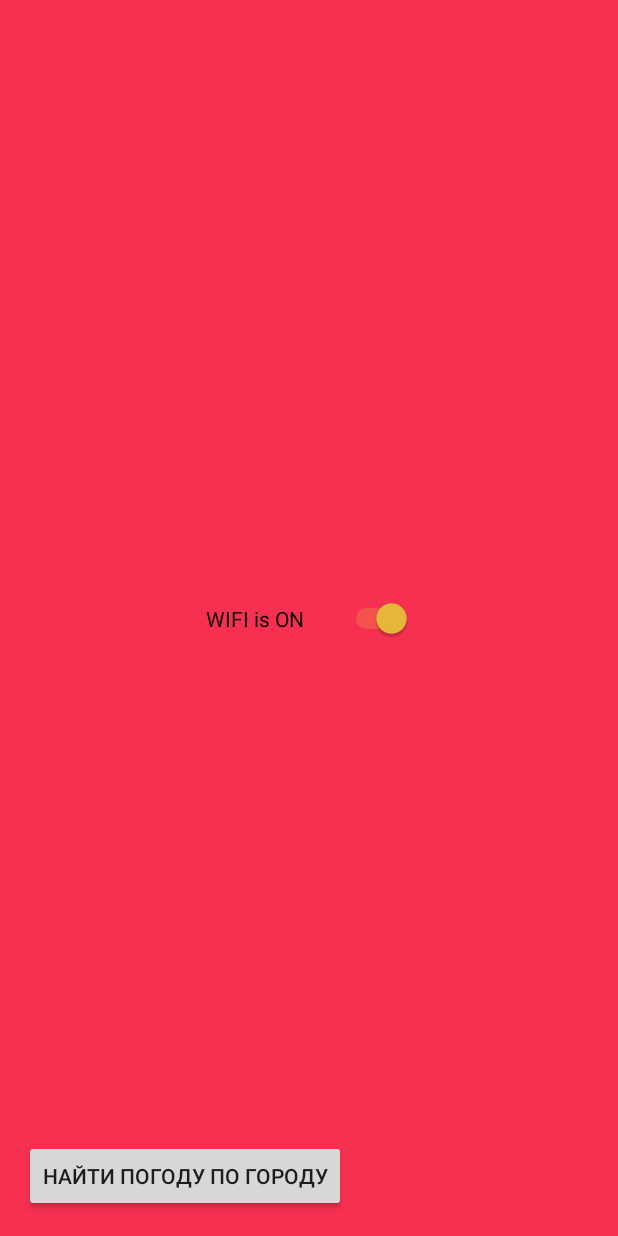
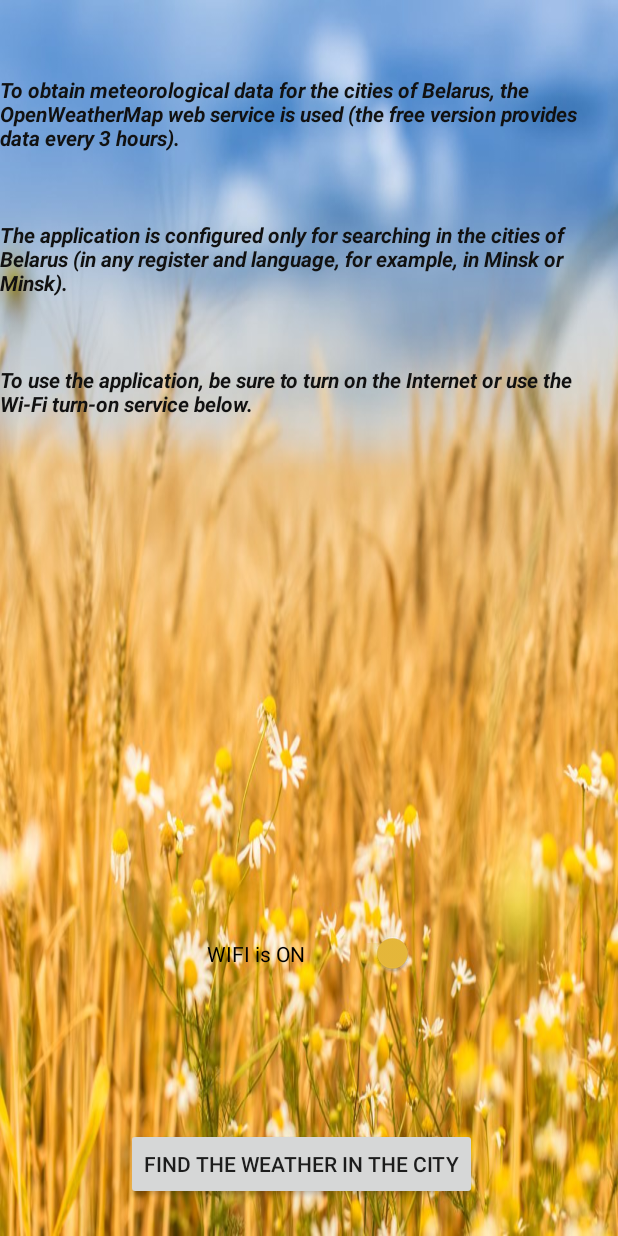
Before and after one commit to Davydouski-Dmitry/WeatherBelarus, an Android app: the WiFiStart screen opened directly, with no data from a screen before it, on a phone screen of 412 x 824 dp. Run offline under Robolectric (Android 15) with nearby library versions, the phone set to English and light mode, and no system bars.

Commit message:
Улучшена визуализация всех Activity приложения.

```diff
--- a/app/src/main/res/layout/activity_start.xml
+++ b/app/src/main/res/layout/activity_start.xml
@@ -12,7 +12,7 @@
         android:layout_width="wrap_content"
         android:layout_height="wrap_content"
         android:layout_marginTop="488dp"
-        android:text="Перейти к работе с приложением"
+        android:text="@string/start_button"
         app:layout_constraintEnd_toEndOf="parent"
         app:layout_constraintStart_toStartOf="parent"
         app:layout_constraintTop_toTopOf="parent"
@@ -24,7 +24,8 @@
         android:layout_height="wrap_content"
         android:layout_marginEnd="84dp"
         android:layout_marginTop="94dp"
-        android:text="Погода в Беларуси"
+        android:text="@string/start_text"
+        android:textStyle="bold"
         android:textAppearance="@style/TextAppearance.AppCompat.Large"
         android:textColor="#111111"
         app:layout_constraintEnd_toEndOf="parent"
--- a/app/src/main/res/layout/activity_wifi.xml
+++ b/app/src/main/res/layout/activity_wifi.xml
@@ -4,7 +4,7 @@
     xmlns:tools="http://schemas.android.com/tools"
     android:layout_width="match_parent"
     android:layout_height="match_parent"
-    android:background="#f53051"
+    android:background="@drawable/colos"
     tools:context=".WiFiStart">
 
 
@@ -12,9 +12,9 @@
         android:id="@+id/butnHW5"
         android:layout_width="wrap_content"
         android:layout_height="wrap_content"
-        android:layout_marginBottom="16dp"
-        android:layout_marginStart="16dp"
-        android:text="Найти погоду по городу"
+        android:layout_marginBottom="24dp"
+        android:layout_marginStart="84dp"
+        android:text="@string/start_text_wifi"
         app:layout_constraintBottom_toBottomOf="parent"
         app:layout_constraintStart_toStartOf="parent" />
 
@@ -25,7 +25,43 @@
         android:text="WIFI is OFF"
         app:layout_constraintBottom_toBottomOf="parent"
         app:layout_constraintEnd_toEndOf="parent"
+        app:layout_constraintHorizontal_bias="0.502"
+        app:layout_constraintStart_toStartOf="parent"
+        app:layout_constraintTop_toTopOf="parent"
+        app:layout_constraintVertical_bias="0.791" />
+
+    <TextView
+        android:id="@+id/textView3"
+        android:layout_width="wrap_content"
+        android:layout_height="wrap_content"
+        android:layout_marginTop="50dp"
+        android:text="@string/base_text1"
+        android:textStyle="bold|italic"
+        android:textColor="#111111"
+        app:layout_constraintEnd_toEndOf="parent"
         app:layout_constraintStart_toStartOf="parent"
         app:layout_constraintTop_toTopOf="parent" />
 
+    <TextView
+        android:id="@+id/textView4"
+        android:layout_width="wrap_content"
+        android:layout_height="wrap_content"
+        android:layout_marginTop="45dp"
+        android:text="@string/base_text2"
+        android:textStyle="bold|italic"
+        android:textColor="#111111"
+        app:layout_constraintStart_toStartOf="@+id/textView3"
+        app:layout_constraintTop_toBottomOf="@+id/textView3" />
+
+    <TextView
+        android:id="@+id/textView5"
+        android:layout_width="wrap_content"
+        android:layout_height="wrap_content"
+        android:layout_marginTop="45dp"
+        android:text="@string/base_text3"
+        android:textStyle="bold|italic"
+        android:textColor="#111111"
+        app:layout_constraintStart_toStartOf="@+id/textView4"
+        app:layout_constraintTop_toBottomOf="@+id/textView4" />
+
 </android.support.constraint.ConstraintLayout>
--- a/app/src/main/res/values/strings.xml
+++ b/app/src/main/res/values/strings.xml
@@ -15,4 +15,21 @@
     <string name="hint_text">Enter city (e.g, Minsk or минск)</string>
     <string name="read_error">Unable to read weather data</string>
     <string name="connect_error">Unable to connect to OpenWeatherMap.org</string>
+
+    <string name="start_button">Go to work with the app</string>
+    <string name="start_text">Weather in Belarus</string>
+    <string name="start_text_wifi">Find the weather in the city</string>
+
+    <string name="base_text1">
+        To obtain meteorological data for the cities of Belarus, the OpenWeatherMap web service is used
+        (the free version provides data every 3 hours). </string>
+
+    <string name="base_text2">
+       The application is configured only for searching in the cities of Belarus (in any
+        register and language, for example, in Minsk or Minsk).</string>
+
+    <string name="base_text3">
+        To use the application, be sure to turn on the Internet
+        or use the Wi-Fi turn-on service below. </string>
+
 </resources>
```
Also changed, not shown: app/src/main/res/drawable-v24/colos.jpg (added), 1 other file.
